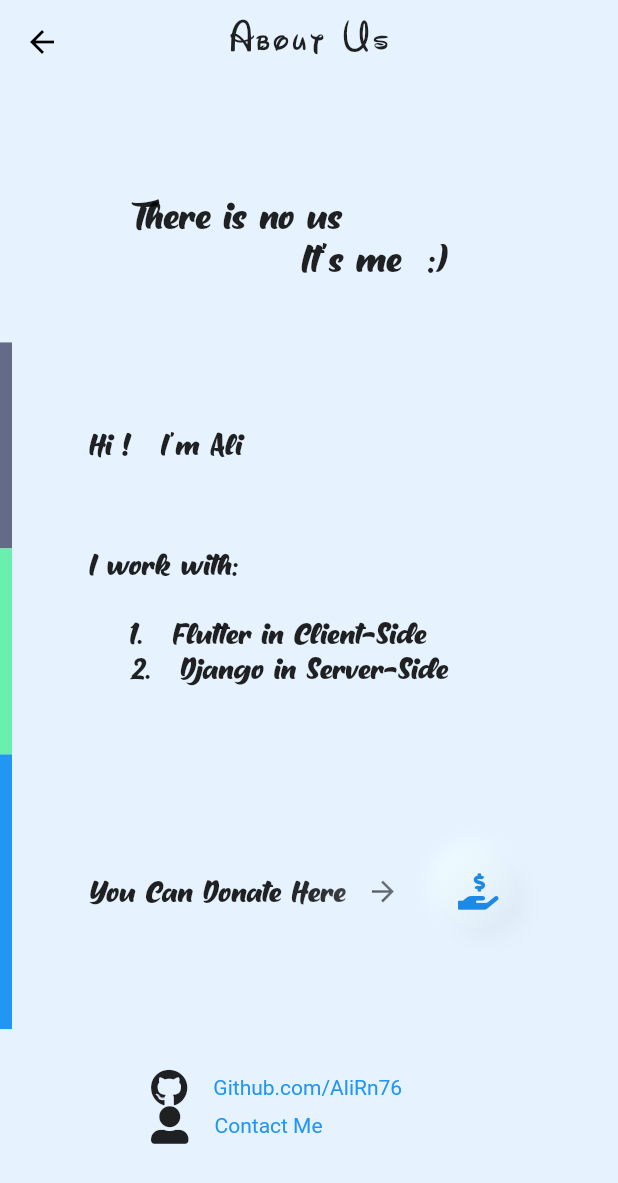
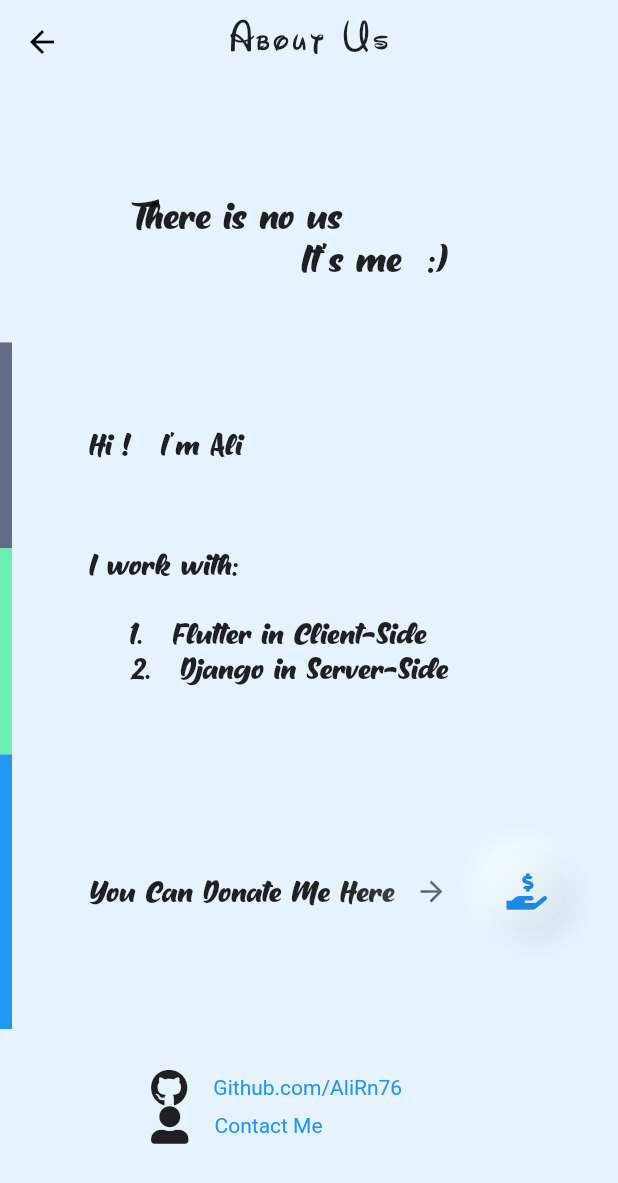
Before and after one commit to AliRn76/HiCoffee-App, a Flutter app: the AboutUsScreen screen opened directly, on a phone screen of 412 x 824 dp. Shown: the top 1183 px of the screen. Run offline on Flutter 3.47's test engine with Material 2 defaults, Android fonts, the phone set to English and light mode, and no system bars; drawn by our look-alikes of clay_containers; our stand-ins replace connectivity, flip_card, flutter_spinkit, font_awesome_flutter, numberpicker, sqflite and 1 more; missing offline and left inert: drawerbehavior, flutter_fluid_slider, folding_cell, number_selection; accounts and stored records are empty; network calls fail.

Commit message:
some little debugging

```diff
--- a/hicoffee/lib/screens/aboutUs_screen.dart
+++ b/hicoffee/lib/screens/aboutUs_screen.dart
@@ -27,7 +27,7 @@ class _AboutUsScreenState extends State<AboutUsScreen>  with SingleTickerProvide
   @override
   void initState() {
     _animationController = AnimationController(
-      duration: Duration(seconds: 10),// the SingleTickerProviderStateMixin
+      duration: Duration(seconds: 6),// the SingleTickerProviderStateMixin
       vsync: this,
     )..addListener(() {
       setState(() {});
@@ -155,7 +155,7 @@ class _AboutUsScreenState extends State<AboutUsScreen>  with SingleTickerProvide
                   children: <Widget>[
 //                    SizedBox(width: width()/16),
                     Text(
-                      "You Can Donate Here  ",
+                      "You Can Donate Me Here  ",
                       style: TextStyle(
                         fontFamily: "Milton",
                         fontSize: 20.0,
@@ -185,8 +185,8 @@ class _AboutUsScreenState extends State<AboutUsScreen>  with SingleTickerProvide
                             color: Theme.of(context).scaffoldBackgroundColor,
                             child: Center(
                               child: ClayContainer(
-                                  height: 63,
-                                  width: 63,
+                                  height: 60,
+                                  width: 60,
                                   borderRadius: 200,
                                   color: Theme.of(context).scaffoldBackgroundColor,
                                   depth: calculatedThirdDepth.toInt(),
--- a/hicoffee/pubspec.yaml
+++ b/hicoffee/pubspec.yaml
@@ -1,5 +1,5 @@
 name: hicoffee
-description: A new Flutter application.
+description: A Flutter application for HiCoffee.
 
 # The following line prevents the package from being accidentally published to
 # pub.dev using `pub publish`. This is preferred for private packages.
@@ -15,7 +15,7 @@ publish_to: 'none' # Remove this line if you wish to publish to pub.dev
 # In iOS, build-name is used as CFBundleShortVersionString while build-number used as CFBundleVersion.
 # Read more about iOS versioning at
 # https://developer.apple.com/library/archive/documentation/General/Reference/InfoPlistKeyReference/Articles/CoreFoundationKeys.html
-version: 1.7.1+1
+version: 1.8.1+1
 
 environment:
   sdk: ">=2.7.0 <3.0.0"
@@ -43,7 +43,7 @@ dependencies:
   numberpicker: ^1.2.0
   flutter_spinkit: ^4.1.2
   url_launcher: ^5.5.0
-
+#  intro_slider: ^2.3.1
   font_awesome_flutter: ^8.8.1
 
 dev_dependencies:
```
Also changed, not shown: hicoffee/lib/blocs/requests_provider.dart (+4 -3 lines), hicoffee/lib/screens/home_screen.dart (+9 -3 lines), hicoffee/lib/widgets/cardLists.dart (+7 -1 lines).
